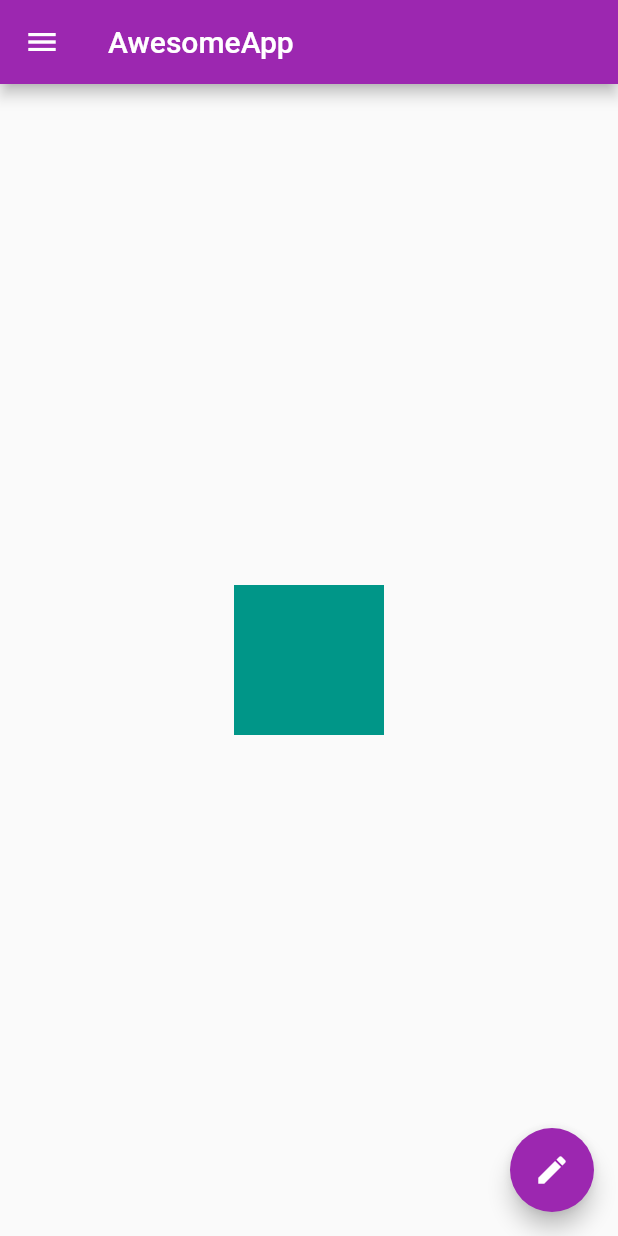
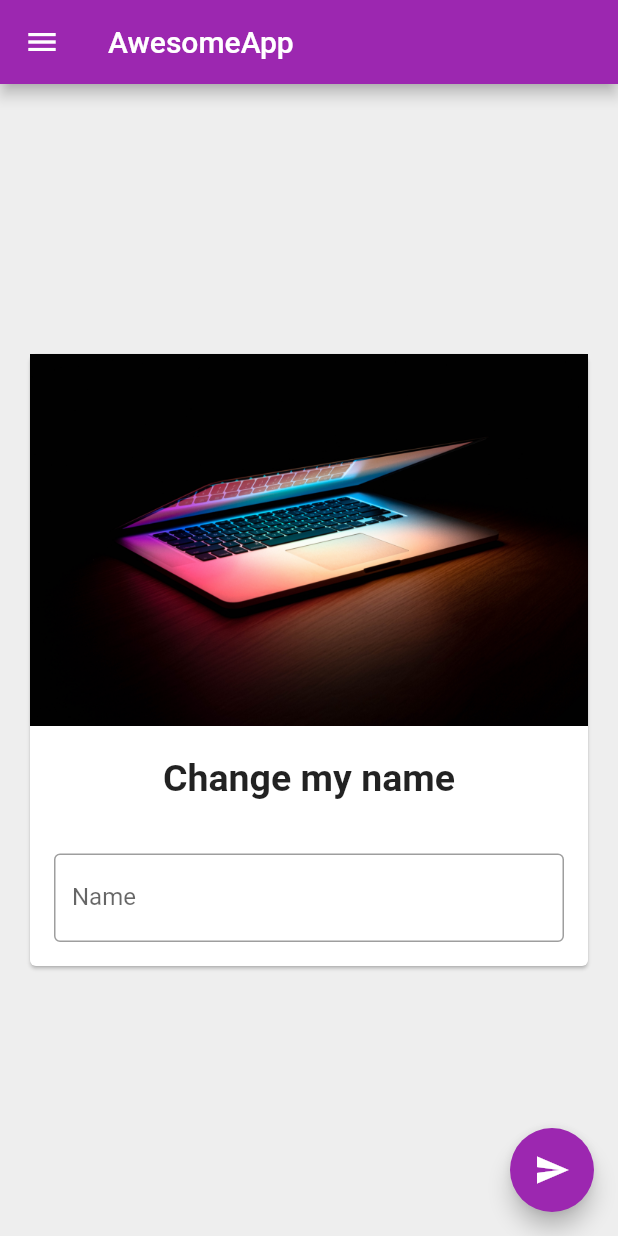
Before and after one commit to jonathas3c/flutter-basics, a Flutter app: the screen it shows after launch, on a phone screen of 412 x 824 dp. Run offline on Flutter 3.47's test engine with Material 2 defaults, Android fonts, the phone set to English and light mode, and no system bars.

Commit message:
Card styling created and State Management applied to card component

```diff
--- a/lib/main.dart
+++ b/lib/main.dart
@@ -10,18 +10,69 @@ void main() {
   ));
 }
 
-class HomePage extends StatelessWidget {
+class HomePage extends StatefulWidget {
+  @override
+  _HomePageState createState() => _HomePageState();
+}
+
+class _HomePageState extends State<HomePage> {
+
+  var myText = "Change my name";
+  TextEditingController _nameController = TextEditingController();
+
+  @override
+  void initState() {
+    super.initState();
+  }
+
+  @override
+  void dispose() {
+    super.dispose();
+  }
+
+
   @override
   Widget build(BuildContext context) {
     return Scaffold(
+      backgroundColor: Colors.grey[200],
       appBar: AppBar(
         title: Text("AwesomeApp"),
       ),
       body: Center(
-        child: Container(
-          height: 100,
-          width: 100,
-          color: Colors.teal,
+        child: Padding(
+          padding: const EdgeInsets.all(16.0),
+          child: SingleChildScrollView(
+                      child: Card(
+              child: Column(
+                children: <Widget>[
+                  Image.asset(
+                    "assets/mac-lights.jpg",
+                    ),
+                    SizedBox(
+                      height: 20,
+                    ),
+                    Text(
+                      myText,
+                      style: TextStyle(fontSize: 25, fontWeight: FontWeight.bold)
+                    ),
+                    SizedBox(
+                      height: 20,
+                    ),
+                    Padding(
+                      padding: const EdgeInsets.all(16.0),
+                      child: TextField(
+                        controller: _nameController,
+                        decoration: InputDecoration(
+                          border: OutlineInputBorder(),
+                          hintText: "Enter some text",
+                          labelText: "Name",
+                        )
+                      ),
+                    )
+                  ],
+              )
+            ),
+          ),
         ),
       ),
       drawer: Drawer(
@@ -32,7 +83,7 @@ class HomePage extends StatelessWidget {
               accountName: Text("Jonathas"),
               accountEmail: Text("jonathas.fps@gmail.com"),
               currentAccountPicture: CircleAvatar(
-                backgroundImage: NetworkImage("https://images.unsplash.com/photo-1568602471122-7832951cc4c5?ixid=MXwxMjA3fDB8MHxwaG90by1wYWdlfHx8fGVufDB8fHw%3D&ixlib=rb-1.2.1&auto=format&fit=crop&w=2700&q=80")
+                backgroundImage: NetworkImage("https://avatars.githubusercontent.com/u/16863727?s=460&u=f8f179e01d537d46e44e4eb7787ad0034c2d6efa&v=4")
               ),
 
             ),
@@ -63,8 +114,11 @@ class HomePage extends StatelessWidget {
         ),
       ),
       floatingActionButton: FloatingActionButton(
-        onPressed: () {},
-        child: Icon(Icons.edit),
+        onPressed: () {
+          myText = _nameController.text;
+          setState(() {});
+        },
+        child: Icon(Icons.send),
         ),
     );
   }
--- a/pubspec.yaml
+++ b/pubspec.yaml
@@ -45,8 +45,8 @@ flutter:
   uses-material-design: true
 
   # To add assets to your application, add an assets section, like this:
-  # assets:
-  #   - images/a_dot_burr.jpeg
+  assets:
+    - assets/
   #   - images/a_dot_ham.jpeg
 
   # An image asset can refer to one or more resolution-specific "variants", see
```
Also changed, not shown: assets/mac-lights.jpg (added), 1 other file.
